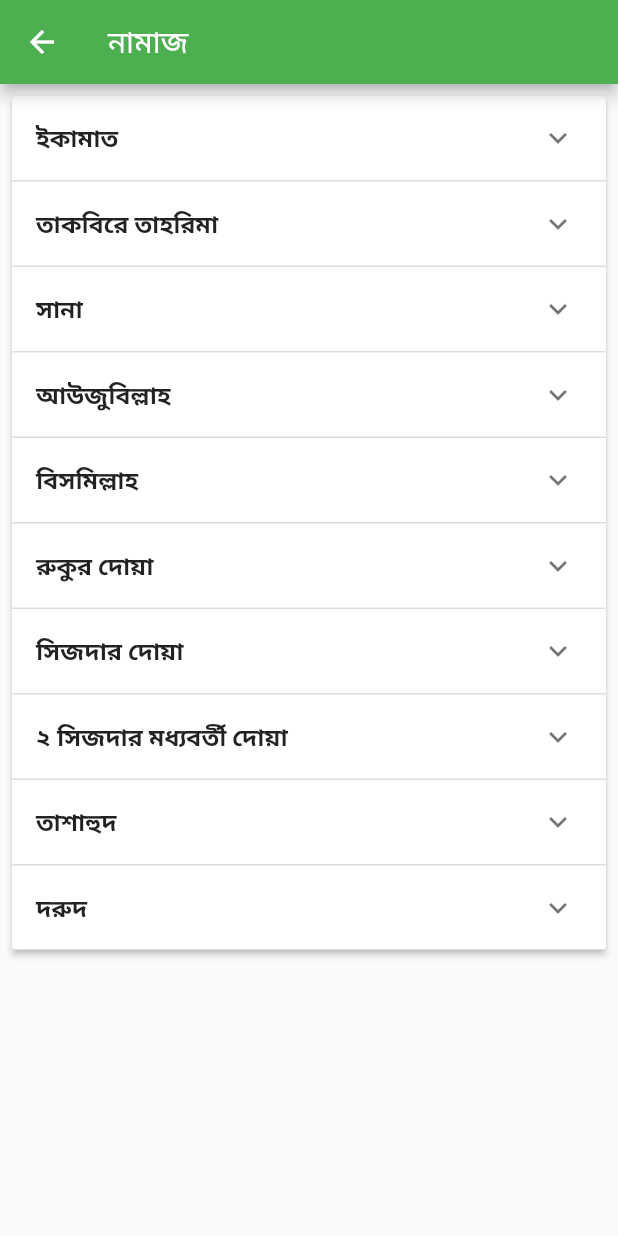
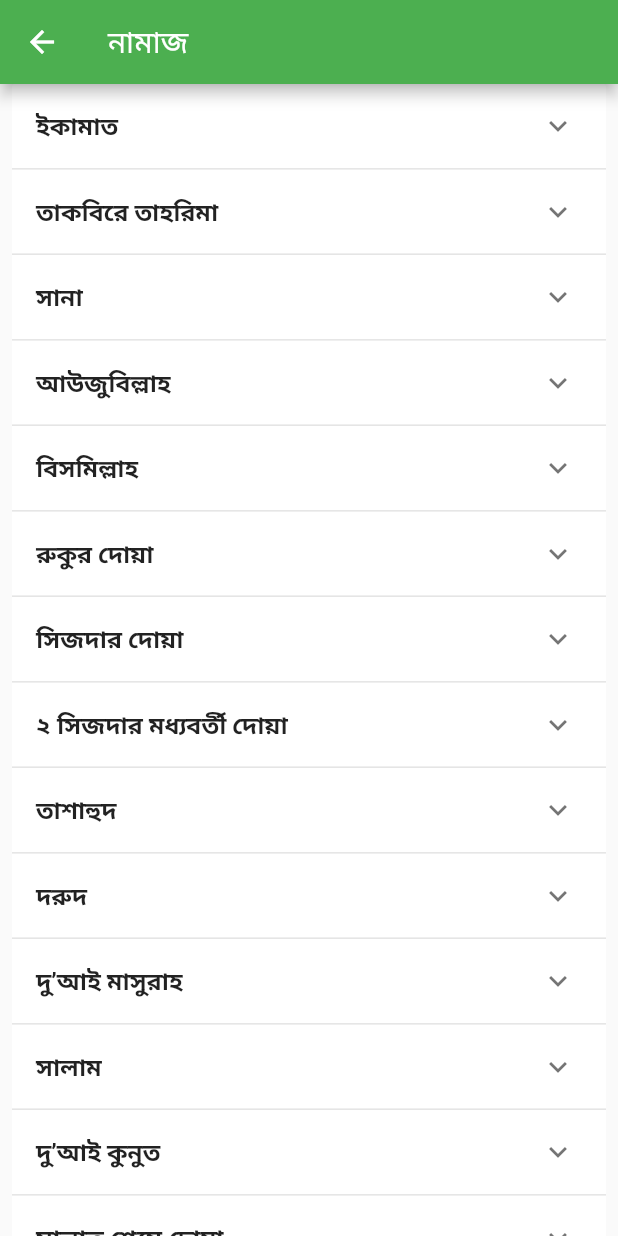
Before and after one commit to Ibrahim-K98han/islamic_apps, a Flutter app: the NamajPage screen opened directly, on a phone screen of 412 x 824 dp. Run offline on Flutter 3.47's test engine with Material 2 defaults, Android fonts, the light colour scheme and no system bars.

Commit message:
namaj page exapnded tab added

```diff
--- a/lib/pages/namaj_page.dart
+++ b/lib/pages/namaj_page.dart
@@ -18,7 +18,7 @@ class _NamajPageState extends State<NamajPage> {
         title: Text('নামাজ'),),
       body: Column(
         children: [
-          Steps(),
+          Expanded(child: Steps()),
         ],
       ),
     );
--- a/lib/widgets/steps_widgets.dart
+++ b/lib/widgets/steps_widgets.dart
@@ -2,32 +2,32 @@
 import 'package:flutter/material.dart';
 
 class Step {
-  Step(this.heading, this.subHeading,this.subHeading1,this.subHeading2,this.subHeading3,
+  Step(this.heading, this.subHeading,
       [this.isExpanded = false]);
   String heading;
   String subHeading;
-  String subHeading1;
-  String subHeading2;
-  String subHeading3;
+  // String subHeading1;
+  // String subHeading2;
+  // String subHeading3;
   bool isExpanded;
 }
 
 List<Step> getSteps() {
   return [
-    Step('ইকামাত', 'Purchase List','Order List','VAT List','Product Unit'),
-    Step('তাকবিরে তাহরিমা', 'Purchase List','Order List','VAT List','Product Unit'),
-    Step('সানা', 'Purchase List','Order List','VAT List','Product Unit'),
-    Step('আউজুবিল্লাহ ', 'Purchase List','Order List','VAT List','Product Unit'),
-    Step('বিসমিল্লাহ ', 'Purchase List','Order List','VAT List','Product Unit'),
-    Step('রুকুর দোয়া ', 'Purchase List','Order List','VAT List','Product Unit'),
-    Step('সিজদার দোয়া ', 'Purchase List','Order List','VAT List','Product Unit'),
-    Step('২ সিজদার মধ্যবর্তী দোয়া ', 'Purchase List','Order List','VAT List','Product Unit'),
-    Step('তাশাহুদ', 'Purchase List','Order List','VAT List','Product Unit'),
-    Step('দরুদ', 'Purchase List','Order List','VAT List','Product Unit'),
-    //Step('দু’আই মাসুরাহ', 'Purchase List','Order List','VAT List','Product Unit'),
-   // Step('সালাম', 'Purchase List','Order List','VAT List','Product Unit'),
-   // Step('দু’আই কুনুত', 'Purchase List','Order List','VAT List','Product Unit'),
-    //Step('সালাত শেষে দোয়া', 'Purchase List','Order List','VAT List','Product Unit'),
+    Step('ইকামাত', 'Purchase List'),
+    Step('তাকবিরে তাহরিমা', 'Purchase List'),
+    Step('সানা', 'Purchase List'),
+    Step('আউজুবিল্লাহ ', 'Purchase List'),
+    Step('বিসমিল্লাহ ', 'Purchase List'),
+    Step('রুকুর দোয়া ', 'Purchase List'),
+    Step('সিজদার দোয়া ', 'Purchase List'),
+    Step('২ সিজদার মধ্যবর্তী দোয়া ', 'Purchase List'),
+    Step('তাশাহুদ', 'Purchase List'),
+    Step('দরুদ', 'Purchase List'),
+    Step('দু’আই মাসুরাহ', 'Purchase List'),
+    Step('সালাম', 'Purchase List'),
+    Step('দু’আই কুনুত', 'Purchase List'),
+    Step('সালাত শেষে দোয়া', 'Purchase List'),
   ];
 }
 
@@ -56,8 +56,9 @@ class _StepsState extends State<Steps> {
 
   Widget _renderSteps() {
     return Padding(
-      padding: const EdgeInsets.all(8.0),
+      padding: const EdgeInsets.symmetric(horizontal: 8),
       child: ExpansionPanelList(
+        elevation: 0,
         expansionCallback: (int index, bool isExpanded) {
           setState(() {
             _steps[index].isExpanded = !isExpanded;
@@ -75,34 +76,11 @@ class _StepsState extends State<Steps> {
               );
             },
             body: Padding(
-              padding: EdgeInsets.only(bottom: 10),
+
+              padding: EdgeInsets.only(bottom: 10,),
               child: Column(
                 crossAxisAlignment: CrossAxisAlignment.start,
                 children: [
-                  Text(
-                    '${step.subHeading}',
-                    style: TextStyle(
-                      fontSize: 15,
-                    ),
-                  ),
-                  Text(
-                    '${step.subHeading1}',
-                    style: TextStyle(
-                      fontSize: 15,
-                    ),
-                  ),
-                  Text(
-                    '${step.subHeading2}',
-                    style: TextStyle(
-                      fontSize: 15,
-                    ),
-                  ),
-                  Text(
-                    '${step.subHeading3}',
-                    style: TextStyle(
-                      fontSize: 15,
-                    ),
-                  ),
                   Text(
                     '${step.subHeading}',
                     style: TextStyle(
```
